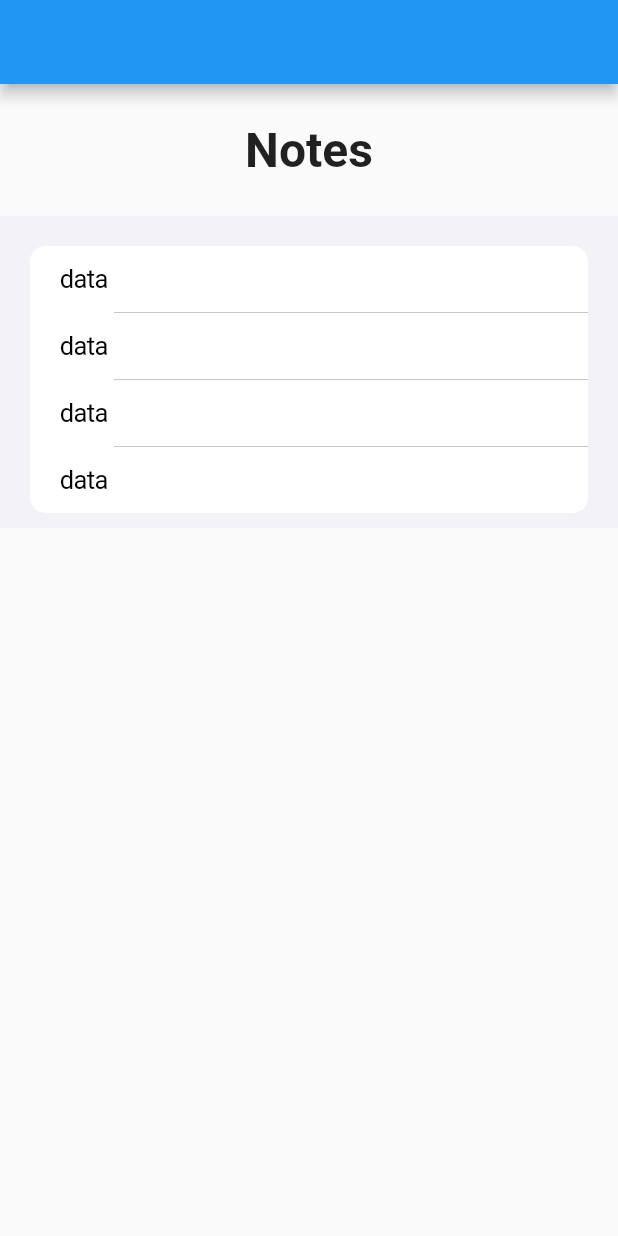
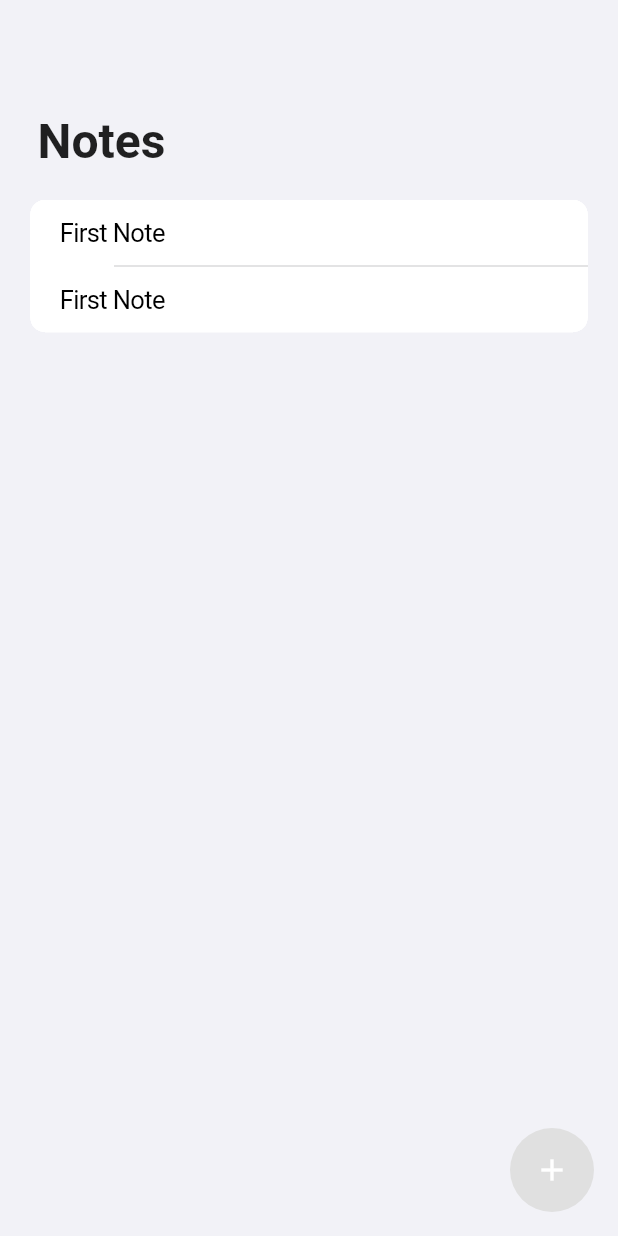
Before and after one commit to Genster78/Apple_Note_App, a Flutter app: the screen it shows after launch, on a phone screen of 412 x 824 dp. Run offline on Flutter 3.47's test engine with Material 2 defaults, Android fonts, the phone set to English and light mode, and no system bars.

Commit message:
note_editing_page

```diff
--- a/lib/models/note_data.dart
+++ b/lib/models/note_data.dart
@@ -6,7 +6,8 @@ class NoteData extends ChangeNotifier {
   // overall list of notes
   List<Note> allNotes = [
     //default first note
-    Note(id: 0, text: 'First Note')
+    Note(id: 0, text: 'First Note'),
+    Note(id: 1, text: 'First Note'),
   ];
 
   //get notes
--- a/lib/pages/Home Page.dart
+++ b/lib/pages/Home Page.dart
@@ -1,6 +1,10 @@
+import 'package:apple_note_app/models/note.dart';
+import 'package:apple_note_app/models/note_data.dart';
 import 'package:flutter/cupertino.dart';
 import 'package:flutter/material.dart';
 import 'package:provider/provider.dart';
+
+import 'editing_note_page.dart';
 
 class HomePage extends StatefulWidget {
   const HomePage({super.key});
@@ -10,16 +14,54 @@ class HomePage extends StatefulWidget {
 }
 
 class _HomePageState extends State<HomePage> {
+  // createnew note
+  void createNewNote() {
+    // create a new id
+    int id = Provider.of<NoteData>(context, listen: false).getAllNotes().length;
+
+    //create a blank note
+    Note newNote = Note(
+      id: id,
+      text: '',
+    );
+
+    //go to edit the note
+    goToNotePage(newNote, true);
+  }
+
+  //go to note editing page
+  void goToNotePage(Note note, bool isNewNote) {
+    Navigator.push(
+      context,
+      MaterialPageRoute(
+        builder: (context) => EditingNotePage(
+          note: note,
+          isNewNote: false,
+        ),
+      ),
+    );
+  }
+
   @override
   Widget build(BuildContext context) {
-    return Consumer(
+    return Consumer<NoteData>(
       builder: (context, value, child) => Scaffold(
-        appBar: AppBar(),
+        backgroundColor: CupertinoColors.systemGroupedBackground,
+        floatingActionButton: FloatingActionButton(
+          onPressed: createNewNote,
+          elevation: 0,
+          backgroundColor: Colors.grey.shade300,
+          child: const Icon(
+            Icons.add,
+            color: Colors.white,
+          ),
+        ),
         body: Column(
+          crossAxisAlignment: CrossAxisAlignment.start,
           children: [
             //heading
             const Padding(
-              padding: EdgeInsets.all(25.0),
+              padding: EdgeInsets.only(left: 25.0, top: 75),
               child: Text(
                 'Notes',
                 style: TextStyle(
@@ -31,12 +73,12 @@ class _HomePageState extends State<HomePage> {
 
             // list of notes
             CupertinoListSection.insetGrouped(
-              children: [
-                CupertinoListTile(title: Text('data')),
-                CupertinoListTile(title: Text('data')),
-                CupertinoListTile(title: Text('data')),
-                CupertinoListTile(title: Text('data')),
-              ],
+              children: List.generate(
+                value.getAllNotes().length,
+                (index) => CupertinoListTile(
+                  title: Text(value.getAllNotes()[index].text),
+                ),
+              ),
             ),
           ],
         ),
```
Also changed, not shown: lib/pages/editing_note_page.dart (added, +24 -0 lines).
